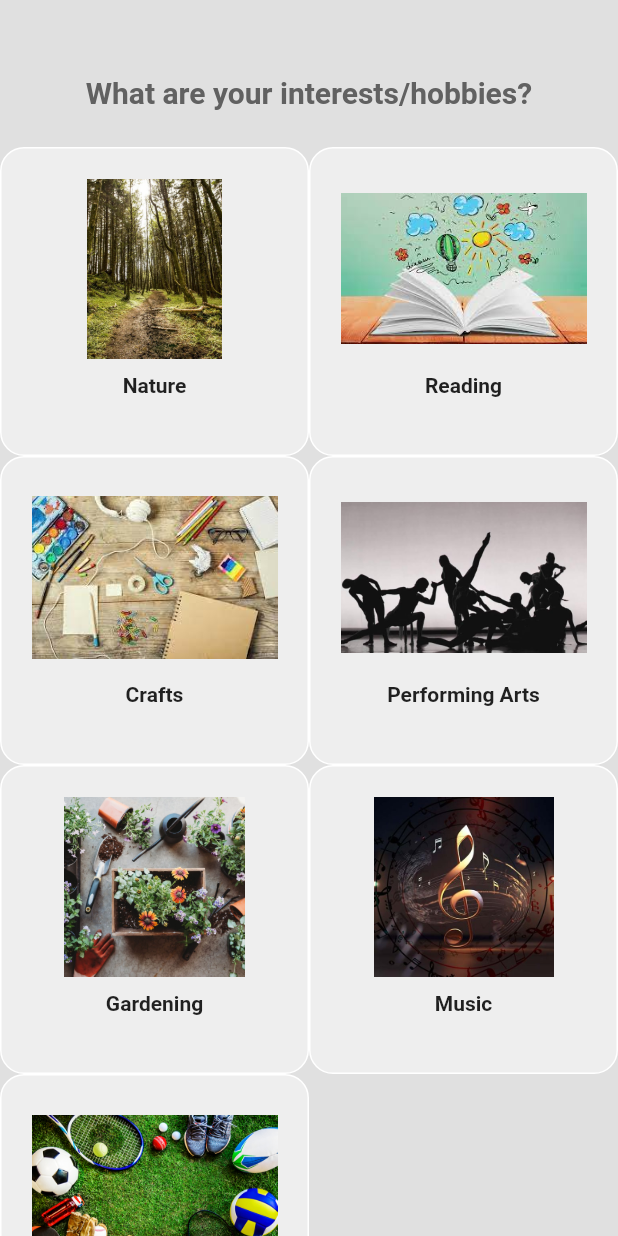
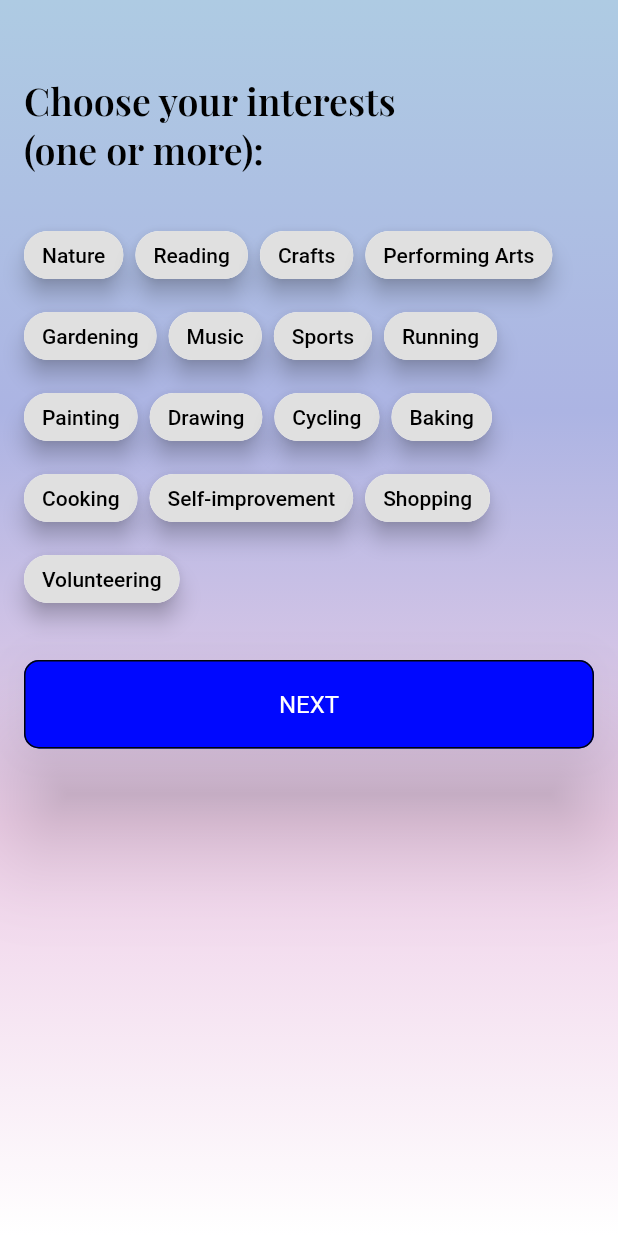
Before and after one commit to mackenziesalinas/HCI-Implementation, a Flutter app: the SelectHobbiesPage screen opened directly, on a phone screen of 412 x 824 dp. Run offline on Flutter 3.47's test engine with Material 2 defaults, Android fonts, the phone set to English and light mode, and no system bars; our stand-ins replace google_fonts, table_calendar; missing offline and left inert: tech_addict; statements that could not run were skipped.

Commit message:
Add files via upload

```diff
--- a/lib/pages/select_hobbies_page.dart
+++ b/lib/pages/select_hobbies_page.dart
@@ -1,5 +1,5 @@
 import 'package:flutter/material.dart';
-import 'dashboard_page.dart';
+import 'package:google_fonts/google_fonts.dart';
 
 class SelectHobbiesPage extends StatefulWidget {
   @override
@@ -15,24 +15,21 @@ class _SelectHobbiesPageState extends State<SelectHobbiesPage> {
     'Gardening',
     'Music',
     'Sports',
+    'Running',
+    'Painting',
+    'Drawing',
+    'Cycling',
+    'Baking',
+    'Cooking',
+    'Self-improvement',
+    'Shopping',
+    'Volunteering'
   ];
 
   Set<String> selectedHobbies = Set<String>();
 
-  Map<String, String> hobbyImages = {
-    'Nature': 'lib/images/hobby_nature.png',
-    'Reading': 'lib/images/hobby_reading.png',
-    'Crafts': 'lib/images/hobby_crafts.png',
-    'Performing Arts': 'lib/images/hobby_performing_arts.png',
-    'Gardening': 'lib/images/hobby_gardening.png',
-    'Music': 'lib/images/hobby_music.png',
-    'Sports': 'lib/images/hobby_sports.png',
-  };
-
   void navigateToDashboard() {
     // Navigate to the dashboard page here.
-    // You can use Navigator to push a new route.
-    // For example:
     Navigator.push(
       context,
       MaterialPageRoute(
@@ -44,33 +41,51 @@ class _SelectHobbiesPageState extends State<SelectHobbiesPage> {
   @override
   Widget build(BuildContext context) {
     return Scaffold(
-      backgroundColor: Colors.grey[300],
-      body: SafeArea(
-        child: SingleChildScrollView(
-          child: Center(
-            child: Column(
-              children: [
+      body: Container(
+        decoration: BoxDecoration(
+          gradient: LinearGradient(
+            begin: Alignment.topCenter,
+            end: Alignment.bottomCenter,
+            colors: [
+              desaturateColor(const Color.fromARGB(255, 147, 205, 253), 0.5),
+              desaturateColor(const Color.fromARGB(255, 144, 161, 255), 0.5),
+              desaturateColor(Color.fromARGB(255, 253, 191, 241), 0.5),
+              desaturateColor(Color.fromARGB(255, 255, 255, 255), 0.5),
+            ],
+          ),
+        ),
+        child: SafeArea(
+          child: Container(
+            padding: EdgeInsets.symmetric(horizontal: 16.0),
+            child: ListView(
+              children: <Widget>[
                 const SizedBox(height: 50),
                 Text(
-                  'What are your interests/hobbies?',
-                  style: TextStyle(
-                    fontSize: 20,
-                    fontWeight: FontWeight.bold,
-                    color: Colors.grey[700],
+                  'Choose your interests\n(one or more):',
+                  style: GoogleFonts.playfairDisplay(
+                    fontSize: 25,
+                    fontWeight: FontWeight.w600,
+                    color: Colors.black,
                   ),
                 ),
-                const SizedBox(height: 25),
-                Padding(
-                  padding: EdgeInsets.only(bottom: 33),
-                  child: GridView.count(
-                    physics: NeverScrollableScrollPhysics(),
-                    crossAxisCount: 2,
-                    shrinkWrap: true,
+                const SizedBox(height: 30),
+                Wrap(
+                  spacing: 8.0,
+                  runSpacing: 6.0,
                   children: hobbies.map((hobby) {
                     final isSelected = selectedHobbies.contains(hobby);
 
-                      return GestureDetector(
-                        onTap: () {
+                    return InputChip(
+                      label: Text(
+                        hobby,
+                        style: TextStyle(
+                          color: isSelected ? Colors.white : Colors.black,
+                        ),
+                      ),
+                      backgroundColor: isSelected ? Color.fromARGB(255, 0, 8, 255) : Colors.grey[300],
+                      selected: isSelected,
+                      elevation: 6, // Add elevation
+                      onPressed: () {
                         setState(() {
                           if (isSelected) {
                             selectedHobbies.remove(hobby);
@@ -79,47 +94,33 @@ class _SelectHobbiesPageState extends State<SelectHobbiesPage> {
                           }
                         });
                       },
-                        child: Container(
-                          padding: EdgeInsets.all(20),
-                          decoration: BoxDecoration(
-                            border: Border.all(color: Colors.white),
-                            borderRadius: BorderRadius.circular(16),
-                            color: isSelected ? Colors.purple : Colors.grey[200],
-                          ),
-                          child: Column(
-                            children: [
-                              Image.asset(
-                                hobbyImages[hobby]!,
-                                height: 120,
-                              ),
-                              SizedBox(height: 10),
-                              Text(
-                                hobby,
-                                textAlign: TextAlign.center,
-                                style: TextStyle(
-                                  fontWeight: FontWeight.bold,
-                                ),
-                              ),
-                            ],
-                          ),
-                        ),
                     );
                   }).toList(),
                 ),
-                ),
+                SizedBox(height: 30),
                 ElevatedButton(
                 onPressed: navigateToDashboard,
                 style: ElevatedButton.styleFrom(
-                  primary: Colors.black, // Set the button background color to black
+                  primary: Color.fromARGB(255, 0, 8, 255),
+                  onPrimary: Colors.white,
+                  elevation: 30,
+                  side: BorderSide(color: Color.fromARGB(255, 0, 5, 9)),
+                  shape: RoundedRectangleBorder(
+                    borderRadius: BorderRadius.circular(10.0),
                   ),
-                  child: Text('Next',
+                  padding: EdgeInsets.symmetric(horizontal: 5, vertical: 20), // Adjusted padding
+                ),
+                child: Text(
+                  'NEXT',
                   style: TextStyle(
                     color: Colors.white,
-                    fontWeight: FontWeight.bold,
+                    fontWeight: FontWeight.normal,
                     fontSize: 16,
                   ),
-                  )
                 ),
+              ),
+
+                SizedBox(height: 60),
               ],
             ),
           ),
@@ -127,4 +128,43 @@ class _SelectHobbiesPageState extends State<SelectHobbiesPage> {
       ),
     );
   }
+
+  Color desaturateColor(Color color, double saturationFactor) {
+    final HSLColor hslColor = HSLColor.fromColor(color);
+    final double saturation = hslColor.saturation * saturationFactor;
+    return hslColor.withSaturation(saturation).toColor();
   }
+}
+
+class DashboardPage extends StatelessWidget {
+  final Set<String> selectedHobbies;
+
+  DashboardPage({required this.selectedHobbies});
+
+  @override
+  Widget build(BuildContext context) {
+    return Scaffold(
+      appBar: AppBar(
+        title: Text('Dashboard'),
+      ),
+      body: Center(
+        child: Column(
+          children: [
+            Text(
+              'Selected Hobbies:',
+              style: TextStyle(fontSize: 24),
+            ),
+            Column(
+              children: selectedHobbies
+                  .map((hobby) => Text(
+                        hobby,
+                        style: TextStyle(fontSize: 20),
+                      ))
+                  .toList(),
+            ),
+          ],
+        ),
+      ),
+    );
+  }
+}
```
Also changed, not shown: lib/pages/what_is_your_goal_page.dart (+32 -33 lines). Lines whose indentation alone changed are shown as unchanged.
